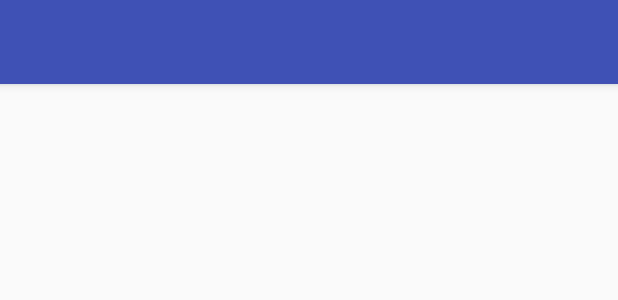
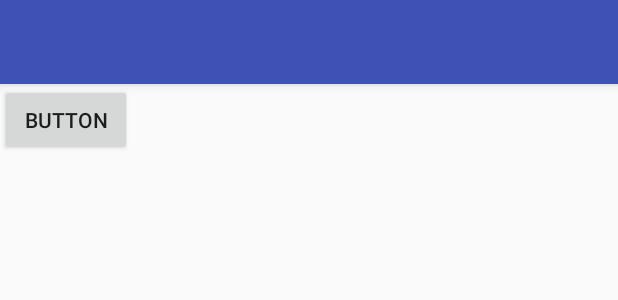
Before and after one commit to RimTeeve/MealBuddy, an Android app: the layout activity_main.xml on its own in the app's theme, with its tools: preview values and no code run, on a phone screen of 412 x 824 dp. Shown: the top 300 px of the screen. Run offline under Robolectric (Android 15) with nearby library versions, the phone set to English and light mode, and no system bars.

```diff
--- a/MealBuddy/app/build.gradle
+++ b/MealBuddy/app/build.gradle
@@ -1,12 +1,12 @@
 apply plugin: 'com.android.application'
 
 android {
-    compileSdkVersion 22
+    compileSdkVersion 23
     buildToolsVersion "25.0.2"
     defaultConfig {
         applicationId "com.example.mealbuddy"
         minSdkVersion 21
-        targetSdkVersion 22
+        targetSdkVersion 23
         versionCode 1
         versionName "1.0"
         testInstrumentationRunner "android.support.test.runner.AndroidJUnitRunner"
@@ -25,7 +25,7 @@ dependencies {
         exclude group: 'com.android.support', module: 'support-annotations'
     })
     compile 'com.android.support:appcompat-v7:22.2.1'
-    compile 'com.google.firebase:firebase-auth:10.0.1'
+    compile 'com.google.firebase:firebase-auth:9.6.0'
     testCompile 'junit:junit:4.12'
 }
 
--- a/MealBuddy/app/src/main/res/layout/activity_main.xml
+++ b/MealBuddy/app/src/main/res/layout/activity_main.xml
@@ -5,13 +5,14 @@
     android:layout_width="match_parent"
     android:layout_height="match_parent">
 
-    <RelativeLayout xmlns:android="http://schemas.android.com/apk/res/android"
+    <LinearLayout xmlns:android="http://schemas.android.com/apk/res/android"
         xmlns:tools="http://schemas.android.com/tools"
         xmlns:app="http://schemas.android.com/apk/res-auto"
         android:id="@+id/activity_main"
         android:layout_width="match_parent"
         android:layout_height="match_parent"
-        tools:context="com.example.mealbuddy.MainActivity">
+        tools:context="com.example.mealbuddy.MainActivity"
+        android:orientation="vertical">
 
         <android.support.v7.widget.Toolbar
             android:id = "@+id/app_toolbar"
@@ -29,7 +30,7 @@
             android:layout_alignParentTop="true"
             android:layout_alignParentStart="true"
             android:id="@+id/logout_button" />
-    </RelativeLayout>
+    </LinearLayout>
 
     <ListView
         android:id="@+id/nav_drawer"
```
